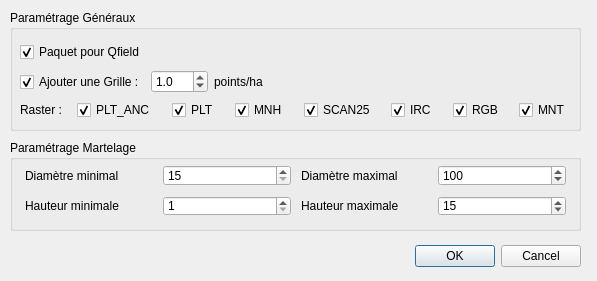
First picture: the form in Qracines/modules/diagnostic/create/diagnostic_create.ui, repository paul-carteron/Qracines, before the edit.
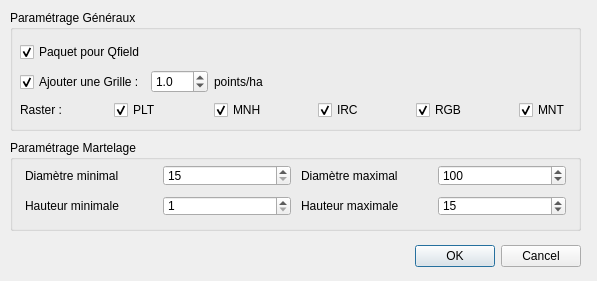
Second picture: the form after the edit. Custom widgets are drawn as their Qt base class.

Commit message: remove scan25 and plt_anc

Diff of the .ui file:
```diff
--- a/Qracines/modules/diagnostic/create/diagnostic_create.ui
+++ b/Qracines/modules/diagnostic/create/diagnostic_create.ui
@@ -272,38 +272,6 @@
          </property>
         </widget>
        </item>
-       <item>
-        <spacer name="horizontalSpacer_3">
-         <property name="orientation">
-          <enum>Qt::Horizontal</enum>
-         </property>
-         <property name="sizeHint" stdset="0">
-          <size>
-           <width>40</width>
-           <height>20</height>
-          </size>
-         </property>
-        </spacer>
-       </item>
-       <item>
-        <widget class="QCheckBox" name="cb_plt_anc">
-         <property name="sizePolicy">
-          <sizepolicy hsizetype="Maximum" vsizetype="Fixed">
-           <horstretch>0</horstretch>
-           <verstretch>0</verstretch>
-          </sizepolicy>
-         </property>
-         <property name="text">
-          <string>PLT_ANC</string>
-         </property>
-         <property name="checked">
-          <bool>true</bool>
-         </property>
-         <property name="tristate">
-          <bool>false</bool>
-         </property>
-        </widget>
-       </item>
        <item>
         <spacer name="horizontalSpacer_4">
          <property name="orientation">
@@ -375,35 +343,6 @@
          </property>
         </spacer>
        </item>
-       <item>
-        <widget class="QCheckBox" name="cb_scan25">
-         <property name="sizePolicy">
-          <sizepolicy hsizetype="Maximum" vsizetype="Fixed">
-           <horstretch>0</horstretch>
-           <verstretch>0</verstretch>
-          </sizepolicy>
-         </property>
-         <property name="text">
-          <string>SCAN25</string>
-         </property>
-         <property name="checked">
-          <bool>true</bool>
-         </property>
-        </widget>
-       </item>
-       <item>
-        <spacer name="horizontalSpacer_7">
-         <property name="orientation">
-          <enum>Qt::Horizontal</enum>
-         </property>
-         <property name="sizeHint" stdset="0">
-          <size>
-           <width>40</width>
-           <height>20</height>
-          </size>
-         </property>
-        </spacer>
-       </item>
        <item>
         <widget class="QCheckBox" name="cb_irc">
          <property name="sizePolicy">
```
The commit also changes 2 other files.
